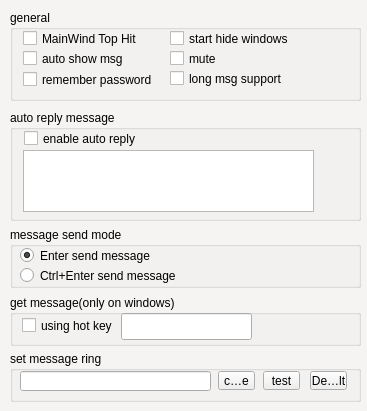
Qt form qt4_src/src/ui/configdia.ui (libfetion/libfetion-gui) before a commit.
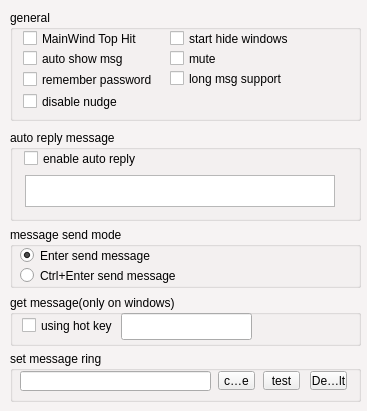
The same form after that commit.

Commit message: 1: add disable nudge option in config dialog. 2: put nudge_flicker() function of fxmsgwindow class to implement chat window flicker.(need to implement)

Patch:
```diff
--- a/qt4_src/src/ui/configdia.ui
+++ b/qt4_src/src/ui/configdia.ui
@@ -89,9 +89,9 @@
    <property name="geometry" >
     <rect>
      <x>10</x>
-     <y>110</y>
+     <y>130</y>
      <width>351</width>
-     <height>111</height>
+     <height>91</height>
     </rect>
    </property>
    <property name="title" >
@@ -100,10 +100,10 @@
    <widget class="QTextEdit" name="MsgAutoRelpy" >
     <property name="geometry" >
      <rect>
-      <x>13</x>
-      <y>40</y>
-      <width>291</width>
-      <height>62</height>
+      <x>15</x>
+      <y>45</y>
+      <width>310</width>
+      <height>32</height>
      </rect>
     </property>
    </widget>
@@ -172,7 +172,7 @@
      <x>10</x>
      <y>10</y>
      <width>351</width>
-     <height>91</height>
+     <height>111</height>
     </rect>
    </property>
    <property name="title" >
@@ -259,6 +259,19 @@
      <string>long msg support</string>
     </property>
    </widget>
+   <widget class="QCheckBox" name="CB_DisableNudge" >
+    <property name="geometry" >
+     <rect>
+      <x>13</x>
+      <y>80</y>
+      <width>121</width>
+      <height>23</height>
+     </rect>
+    </property>
+    <property name="text" >
+     <string>disable nudge</string>
+    </property>
+   </widget>
   </widget>
   <widget class="QGroupBox" name="groupBox_5" >
    <property name="geometry" >
```
The commit also changes 10 other files.
